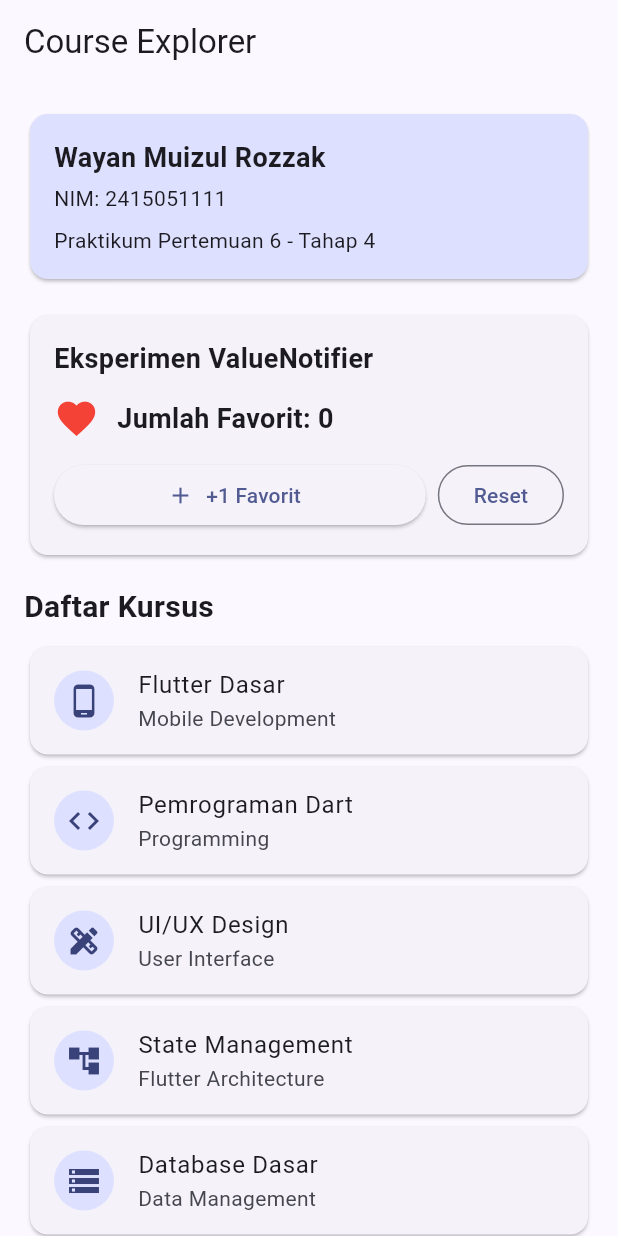
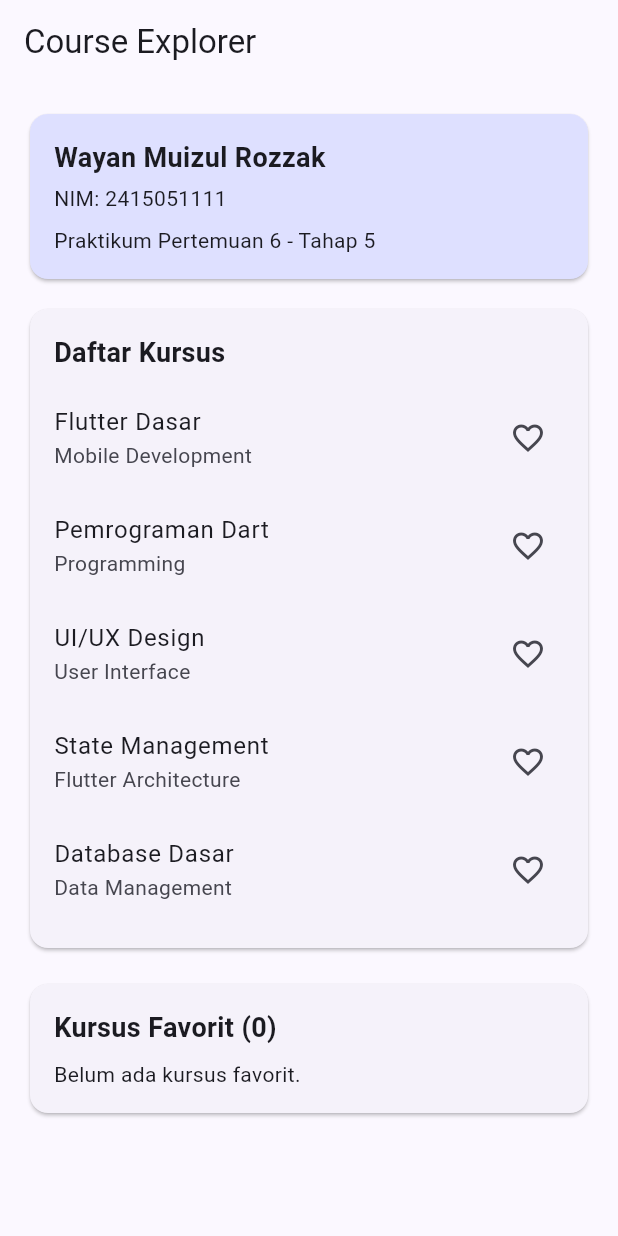
Before and after one commit to wayanrozzak/flutter-pertemuan-6, a Flutter app: the screen it shows after launch, on a phone screen of 412 x 824 dp. Run offline on Flutter 3.47's test engine with Material 3 defaults, Android fonts, the phone set to English and light mode, and no system bars.

Commit message:
Buat ChangeNotifier untuk state course

```diff
--- /dev/null
+++ b/lib/course_state.dart
@@ -0,0 +1,20 @@
+
+import 'package:flutter/foundation.dart';
+
+class CourseState extends ChangeNotifier {
+  final Set<String> favorites = {};
+
+  bool isFavorite(String id) {
+    return favorites.contains(id);
+  }
+
+  void toggleFavorite(String id) {
+    if (favorites.contains(id)) {
+      favorites.remove(id);
+    } else {
+      favorites.add(id);
+    }
+
+    notifyListeners();
+  }
+}
--- a/lib/main.dart
+++ b/lib/main.dart
@@ -1,5 +1,6 @@
 
 import 'package:flutter/material.dart';
+import 'course_state.dart';
 
 void main() {
   runApp(const CourseExplorerApp());
@@ -7,6 +8,14 @@ void main() {
 
 const String studentName = 'Wayan Muizul Rozzak';
 const String studentId = '2415051111';
+
+const List<Map<String, String>> courses = [
+  {'id': '1', 'title': 'Flutter Dasar', 'category': 'Mobile Development'},
+  {'id': '2', 'title': 'Pemrograman Dart', 'category': 'Programming'},
+  {'id': '3', 'title': 'UI/UX Design', 'category': 'User Interface'},
+  {'id': '4', 'title': 'State Management', 'category': 'Flutter Architecture'},
+  {'id': '5', 'title': 'Database Dasar', 'category': 'Data Management'},
+];
 
 class CourseExplorerApp extends StatelessWidget {
   const CourseExplorerApp({super.key});
@@ -25,15 +34,33 @@ class CourseExplorerApp extends StatelessWidget {
   }
 }
 
-class CourseExplorerPage extends StatelessWidget {
+class CourseExplorerPage extends StatefulWidget {
   const CourseExplorerPage({super.key});
+
+  @override
+  State<CourseExplorerPage> createState() => _CourseExplorerPageState();
+}
+
+class _CourseExplorerPageState extends State<CourseExplorerPage> {
+  // Satu object state digunakan oleh kedua bagian UI.
+  late final CourseState courseState;
+
+  @override
+  void initState() {
+    super.initState();
+    courseState = CourseState();
+  }
+
+  @override
+  void dispose() {
+    courseState.dispose();
+    super.dispose();
+  }
 
   @override
   Widget build(BuildContext context) {
     return Scaffold(
-      appBar: AppBar(
-        title: const Text('Course Explorer'),
-      ),
+      appBar: AppBar(title: const Text('Course Explorer')),
       body: ListView(
         padding: const EdgeInsets.all(16),
         children: [
@@ -54,79 +81,17 @@ class CourseExplorerPage extends StatelessWidget {
                   SizedBox(height: 4),
                   Text('NIM: $studentId'),
                   SizedBox(height: 8),
-                  Text('Praktikum Pertemuan 6 - Tahap 4'),
+                  Text('Praktikum Pertemuan 6 - Tahap 5'),
                 ],
               ),
             ),
           ),
-          const SizedBox(height: 16),
+          const SizedBox(height: 12),
 
-          const FavoriteCounter(),
-
-          const SizedBox(height: 16),
-
-          const Text(
-            'Daftar Kursus',
-            style: TextStyle(fontSize: 20, fontWeight: FontWeight.bold),
-          ),
-          const SizedBox(height: 8),
-
-          const CourseTile(
-            title: 'Flutter Dasar',
-            category: 'Mobile Development',
-            icon: Icons.phone_android,
-          ),
-          const CourseTile(
-            title: 'Pemrograman Dart',
-            category: 'Programming',
-            icon: Icons.code,
-          ),
-          const CourseTile(
-            title: 'UI/UX Design',
-            category: 'User Interface',
-            icon: Icons.design_services,
-          ),
-          const CourseTile(
-            title: 'State Management',
-            category: 'Flutter Architecture',
-            icon: Icons.account_tree,
-          ),
-          const CourseTile(
-            title: 'Database Dasar',
-            category: 'Data Management',
-            icon: Icons.storage,
-          ),
-        ],
-      ),
-    );
-  }
-}
-
-class FavoriteCounter extends StatefulWidget {
-  const FavoriteCounter({super.key});
-
-  @override
-  State<FavoriteCounter> createState() => _FavoriteCounterState();
-}
-
-class _FavoriteCounterState extends State<FavoriteCounter> {
-  // ValueNotifier menyimpan satu nilai yang dapat diamati.
-  late final ValueNotifier<int> favoriteCount;
-
-  @override
-  void initState() {
-    super.initState();
-    favoriteCount = ValueNotifier<int>(0);
-  }
-
-  @override
-  void dispose() {
-    favoriteCount.dispose();
-    super.dispose();
-  }
-
-  @override
-  Widget build(BuildContext context) {
+          // Listener pertama: daftar kursus.
+          AnimatedBuilder(
+            animation: courseState,
+            builder: (context, child) {
               return Card(
                 child: Padding(
                   padding: const EdgeInsets.all(16),
@@ -134,83 +99,99 @@ class _FavoriteCounterState extends State<FavoriteCounter> {
                     crossAxisAlignment: CrossAxisAlignment.start,
                     children: [
                       const Text(
-              'Eksperimen ValueNotifier',
-              style: TextStyle(fontSize: 18, fontWeight: FontWeight.bold),
-            ),
-            const SizedBox(height: 12),
-
-            // Hanya bagian ini yang mendengarkan perubahan nilai.
-            ValueListenableBuilder<int>(
-              valueListenable: favoriteCount,
-              builder: (context, value, child) {
-                return Row(
-                  children: [
-                    const Icon(Icons.favorite, color: Colors.red, size: 30),
-                    const SizedBox(width: 12),
-                    Expanded(
-                      child: Text(
-                        'Jumlah Favorit: $value',
-                        style: const TextStyle(
+                        'Daftar Kursus',
+                        style: TextStyle(
                           fontSize: 18,
-                          fontWeight: FontWeight.w600,
+                          fontWeight: FontWeight.bold,
                         ),
                       ),
+                      const SizedBox(height: 8),
+                      ...courses.map((course) {
+                        final id = course['id']!;
+                        final isFavorite = courseState.isFavorite(id);
+
+                        return ListTile(
+                          contentPadding: EdgeInsets.zero,
+                          title: Text(course['title']!),
+                          subtitle: Text(course['category']!),
+                          trailing: IconButton(
+                            tooltip: isFavorite
+                                ? 'Hapus dari favorit'
+                                : 'Tambahkan ke favorit',
+                            onPressed: () {
+                              courseState.toggleFavorite(id);
+                            },
+                            icon: Icon(
+                              isFavorite
+                                  ? Icons.favorite
+                                  : Icons.favorite_border,
+                              color: isFavorite ? Colors.red : null,
                             ),
+                          ),
+                        );
+                      }),
                     ],
+                  ),
+                ),
               );
             },
           ),
 
-            const SizedBox(height: 12),
+          const SizedBox(height: 16),
 
-            Row(
+          // Listener kedua: ringkasan favorit.
+          AnimatedBuilder(
+            animation: courseState,
+            builder: (context, child) {
+              final favoriteCourses = courses
+                  .where(
+                    (course) =>
+                        courseState.isFavorite(course['id']!),
+                  )
+                  .toList();
+
+              return Card(
+                child: Padding(
+                  padding: const EdgeInsets.all(16),
+                  child: Column(
+                    crossAxisAlignment: CrossAxisAlignment.start,
                     children: [
-                Expanded(
-                  child: ElevatedButton.icon(
-                    onPressed: () {
-                      favoriteCount.value++;
-                    },
-                    icon: const Icon(Icons.add),
-                    label: const Text('+1 Favorit'),
+                      Text(
+                        'Kursus Favorit (${courseState.favorites.length})',
+                        style: const TextStyle(
+                          fontSize: 18,
+                          fontWeight: FontWeight.bold,
                         ),
                       ),
-                const SizedBox(width: 8),
-                OutlinedButton(
+                      const SizedBox(height: 8),
+                      if (favoriteCourses.isEmpty)
+                        const Text('Belum ada kursus favorit.')
+                      else
+                        ...favoriteCourses.map(
+                          (course) => ListTile(
+                            contentPadding: EdgeInsets.zero,
+                            title: Text(course['title']!),
+                            trailing: IconButton(
+                              tooltip: 'Hapus dari favorit',
                               onPressed: () {
-                    favoriteCount.value = 0;
+                                courseState.toggleFavorite(
+                                  course['id']!,
+                                );
                               },
-                  child: const Text('Reset'),
+                              icon: const Icon(
+                                Icons.remove_circle_outline,
+                                color: Colors.red,
                               ),
-              ],
+                            ),
+                          ),
                         ),
                     ],
                   ),
                 ),
               );
-  }
-}
-
-class CourseTile extends StatelessWidget {
-  final String title;
-  final String category;
-  final IconData icon;
-
-  const CourseTile({
-    super.key,
-    required this.title,
-    required this.category,
-    required this.icon,
-  });
-
-  @override
-  Widget build(BuildContext context) {
-    return Card(
-      child: ListTile(
-        leading: CircleAvatar(
-          child: Icon(icon),
+            },
           ),
-        title: Text(title),
-        subtitle: Text(category),
+        ],
       ),
     );
   }
```
Lines whose indentation alone changed are shown as unchanged.
